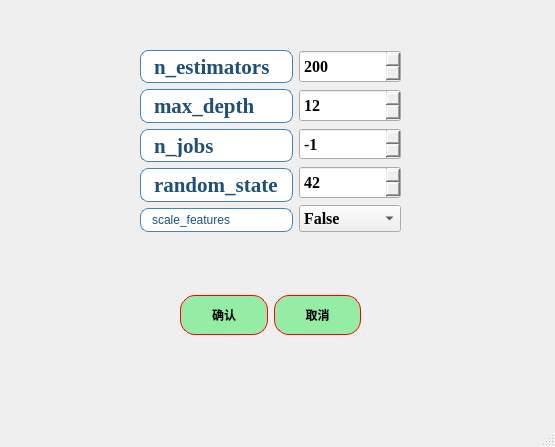
This is ui/algorithms2_RF_para.ui in azhongege24/predict_first as Qt 5 draws it before an edit. The edited form follows.
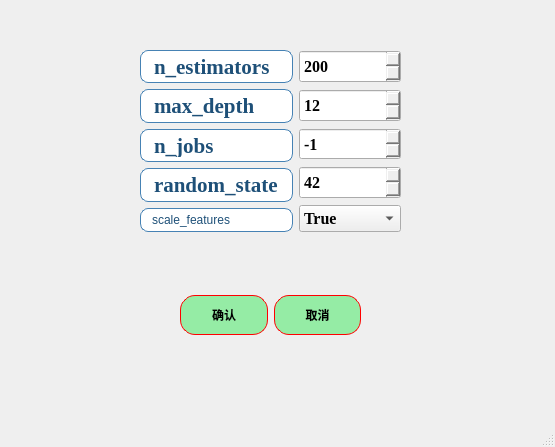
This is the edited form.

```diff
--- a/ui/algorithms2_RF_para.ui
+++ b/ui/algorithms2_RF_para.ui
@@ -504,7 +504,7 @@
          </property>
          <item>
           <property name="text">
-           <string>False</string>
+           <string>True</string>
           </property>
          </item>
          <item>
```
Left out of the diff: 2 changed lines with no effect on the pictures.
